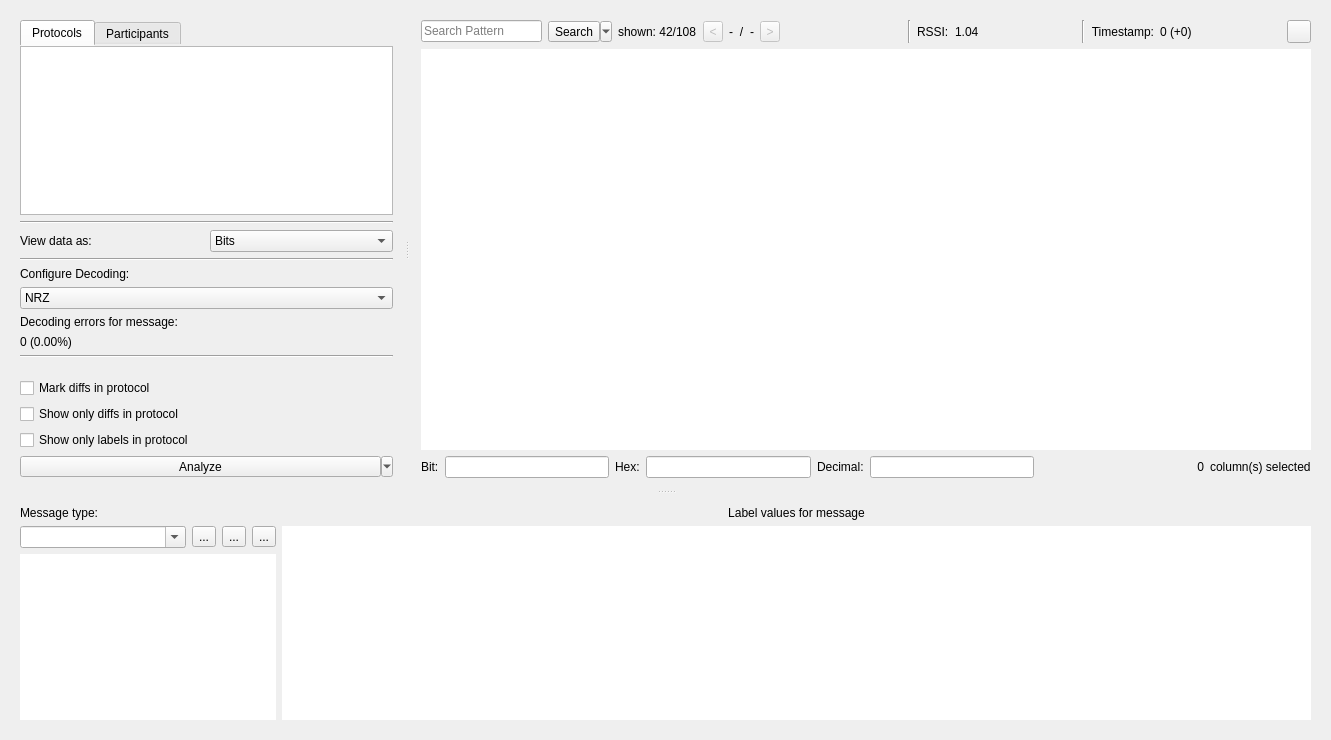
Before: the Qt Designer form ui/analysis.ui in jopohl/urh, drawn with Qt 5.
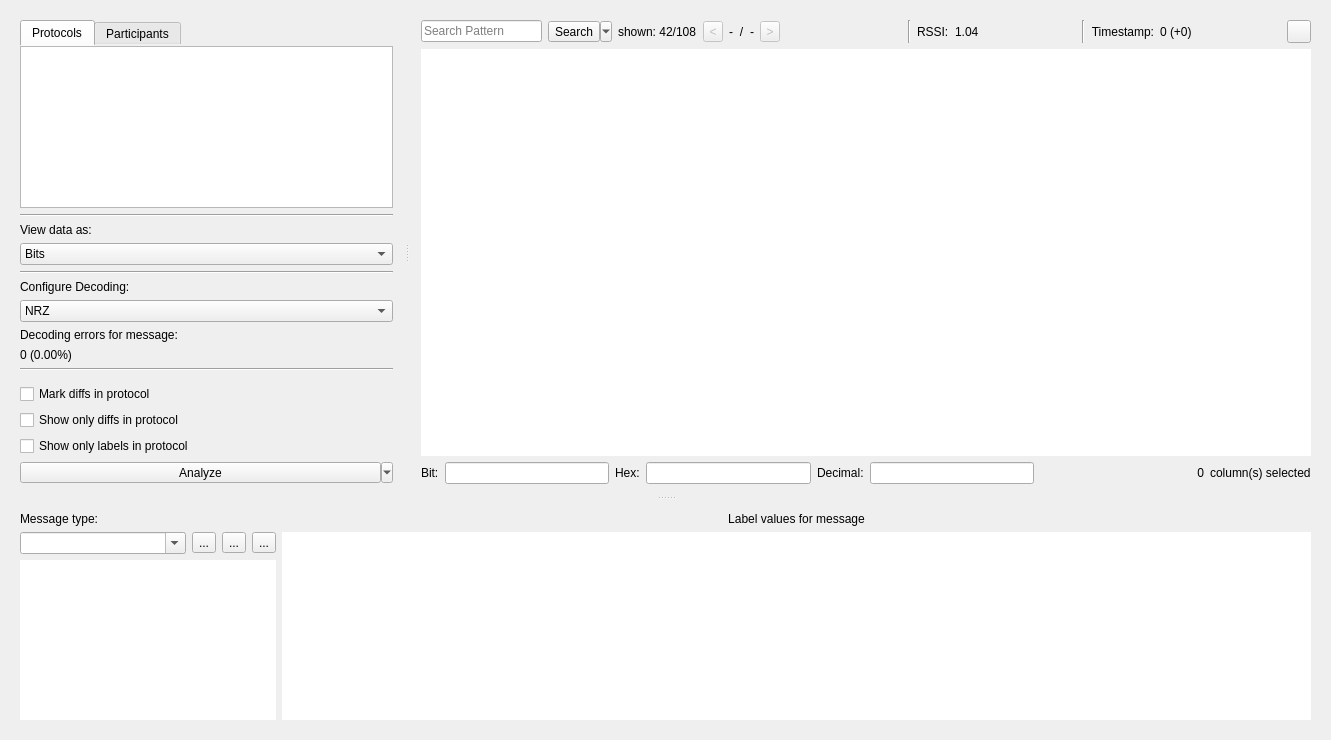
After: the same form once the commit is applied. Icons and pictures are not drawn. Custom widgets are drawn as their Qt base class.

Commit message: improve label and combobox placement

Diff of the .ui file:
```diff
--- a/ui/analysis.ui
+++ b/ui/analysis.ui
@@ -244,11 +244,6 @@
              </widget>
             </item>
             <item>
-             <layout class="QHBoxLayout" name="horizontalLayout">
-              <property name="rightMargin">
-               <number>0</number>
-              </property>
-              <item>
                <widget class="QLabel" name="label_4">
                 <property name="text">
                  <string>View data as:</string>
@@ -282,8 +277,6 @@
                  </property>
                 </item>
                </widget>
-              </item>
-             </layout>
             </item>
             <item>
              <widget class="Line" name="line_4">
```
Lines whose indentation alone changed are shown as unchanged. The commit also changes 1 other file.
